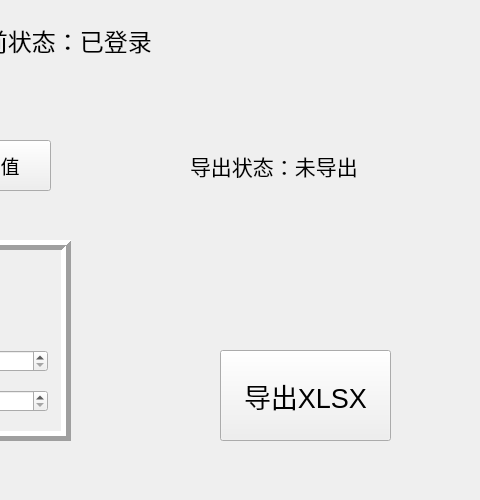
Old version of the form export_form.ui in the repository vaca22/pyqt_listview; both pictures show x 320 to 800 and y 0 to 500 of the 800 by 500 pixel window.
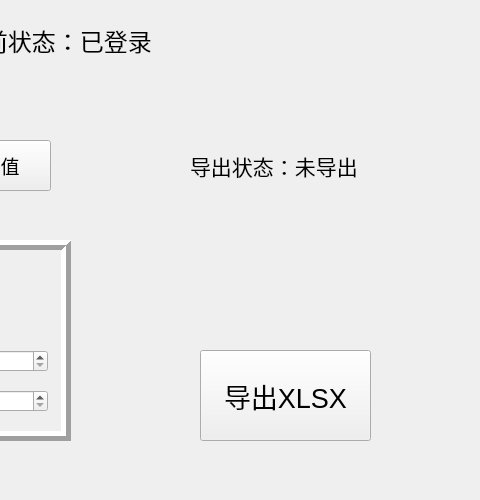
New version of the form.

What changed in the file:
```diff
--- a/export_form.ui
+++ b/export_form.ui
@@ -16,10 +16,10 @@
   <widget class="QLabel" name="qrcode">
    <property name="geometry">
     <rect>
-     <x>510</x>
+     <x>460</x>
      <y>90</y>
-     <width>231</width>
-     <height>221</height>
+     <width>240</width>
+     <height>240</height>
     </rect>
    </property>
    <property name="text">
@@ -191,7 +191,7 @@
   <widget class="QPushButton" name="export_bt">
    <property name="geometry">
     <rect>
-     <x>540</x>
+     <x>520</x>
      <y>350</y>
      <width>171</width>
      <height>91</height>
```
